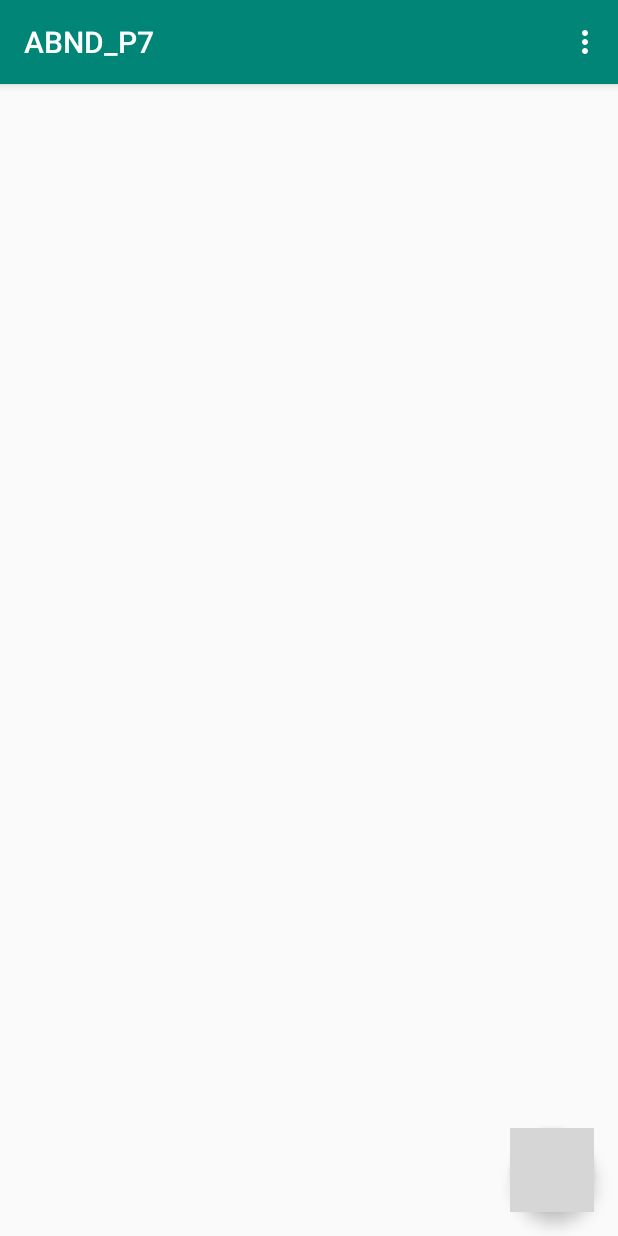
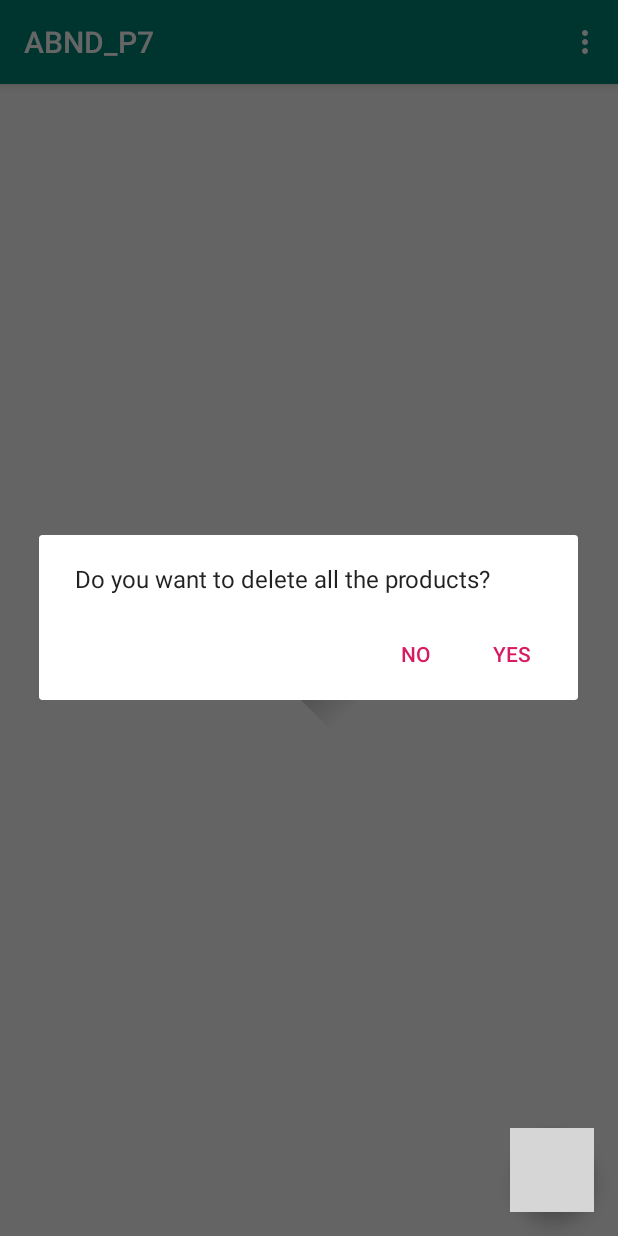
Before and after one commit to LuizPelegrini/ABND_P7, an Android app: the screen it shows after launch (MainActivity), in the options menu, after a tap on "Delete all data", on a phone screen of 412 x 824 dp. Run offline under Robolectric (Android 15) with nearby library versions, the phone set to English and light mode, and no system bars; our stand-ins replace ButterKnife; grey boxes are pictures that could not be loaded.

Commit message:
Alert dialog when trying to delete all the products

```diff
--- a/app/src/main/java/com/example/android/abnd_p7/MainActivity.java
+++ b/app/src/main/java/com/example/android/abnd_p7/MainActivity.java
@@ -1,6 +1,7 @@
 package com.example.android.abnd_p7;
 
 import android.content.ContentValues;
+import android.content.DialogInterface;
 import android.content.Intent;
 import android.database.Cursor;
 import android.database.SQLException;
@@ -11,6 +12,7 @@ import android.support.design.widget.FloatingActionButton;
 import android.support.v4.app.LoaderManager;
 import android.support.v4.content.CursorLoader;
 import android.support.v4.content.Loader;
+import android.support.v7.app.AlertDialog;
 import android.support.v7.app.AppCompatActivity;
 import android.support.v7.widget.LinearLayoutManager;
 import android.support.v7.widget.RecyclerView;
@@ -53,22 +55,6 @@ public class MainActivity extends AppCompatActivity implements LoaderManager.Loa
         mRecyclerView.setLayoutManager(new LinearLayoutManager(this));
         mAdapter = new ProductRecyclerAdapter(this, null);
         mRecyclerView.setAdapter(mAdapter);
-//        mRecyclerView.setOnItemClickListener(new AdapterView.OnItemClickListener() {
-//            @Override
-//            public void onItemClick(AdapterView<?> adapterView, View view, int position, long id) {
-//                // Creates the intent
-//                Intent intent = new Intent(MainActivity.this, DetailsActivity.class);
-//
-//                // Creates the uri based on the product id
-//                Uri uri = ContentUris.withAppendedId(ProductEntry.CONTENT_URI, id);
-//
-//                // Put the uri in the intent
-//                intent.setDataAndType(uri, getContentResolver().getType(uri));
-//
-//                // Starts the DetailsActivity with this intent
-//                startActivity(intent);
-//            }
-//        });
 
         getSupportLoaderManager().initLoader(LOADER_ID,null, this);
     }
@@ -112,10 +98,30 @@ public class MainActivity extends AppCompatActivity implements LoaderManager.Loa
                 insertDummyProduct();
                 break;
             case R.id.delete_all_data:
-                deleteAllData();
+                showAlertDialog();
                 break;
         }
         return true;
+    }
+
+    private void showAlertDialog(){
+        AlertDialog.Builder alertDialogBuilder = new AlertDialog.Builder(this);
+        alertDialogBuilder.setMessage(R.string.dialog_delete_all_message);
+        alertDialogBuilder.setPositiveButton(R.string.dialog_yes, new DialogInterface.OnClickListener() {
+            @Override
+            public void onClick(DialogInterface dialogInterface, int i) {
+                deleteAllData();
+            }
+        });
+        alertDialogBuilder.setNegativeButton(R.string.dialog_no, new DialogInterface.OnClickListener() {
+            @Override
+            public void onClick(DialogInterface dialogInterface, int i) {
+                if(dialogInterface != null)
+                    dialogInterface.dismiss();
+            }
+        });
+
+        alertDialogBuilder.create().show();
     }
 
     /******************* Loader callbacks *******************/
--- a/app/src/main/res/layout/activity_main.xml
+++ b/app/src/main/res/layout/activity_main.xml
@@ -38,4 +38,10 @@
         android:layout_width="match_parent"
         android:layout_height="match_parent"/>
 
+    <ImageView
+        android:layout_width="wrap_content"
+        android:layout_height="wrap_content"
+        android:layout_centerInParent="true"
+        android:src="@drawable/ic_launcher_foreground"/>
+
 </RelativeLayout>
--- a/app/src/main/res/values/strings.xml
+++ b/app/src/main/res/values/strings.xml
@@ -28,7 +28,8 @@
     <string name="unknown_error">Unknown error.</string>
 
     <!-- Dialog -->
-    <string name="dialog_delete_message">Do you want to delete this product</string>
+    <string name="dialog_delete_message">Do you want to delete this product?</string>
+    <string name="dialog_delete_all_message">Do you want to delete all the products?</string>
     <string name="dialog_yes">Yes</string>
     <string name="dialog_no">No</string>
     <string name="dialog_unsaved_message">Discard your changes and quit editing?</string>
```
